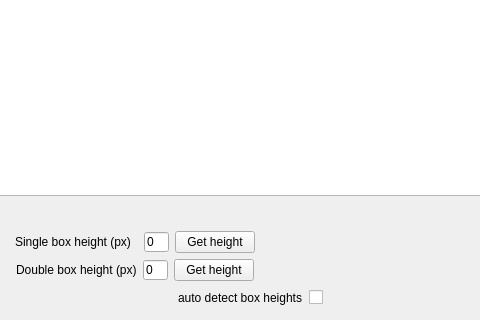
lkelly451/SubScraperGUI, file SubScraperGUI/HeightSelect.ui: the form before one commit; both pictures show x 620 to 1100 and y 410 to 730 of the 1509 by 730 pixel window.
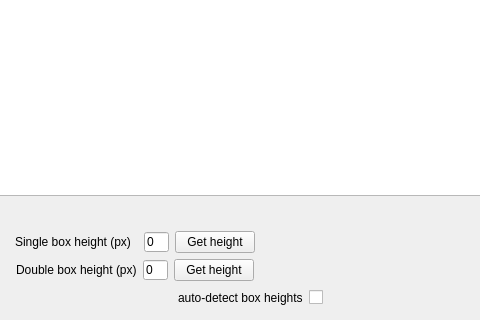
The form after the commit.

```diff
--- a/SubScraperGUI/HeightSelect.ui
+++ b/SubScraperGUI/HeightSelect.ui
@@ -216,7 +216,7 @@
          <item>
           <widget class="QLabel" name="autoLabel">
            <property name="text">
-            <string>auto detect box heights</string>
+            <string>auto-detect box heights</string>
            </property>
           </widget>
          </item>
```
